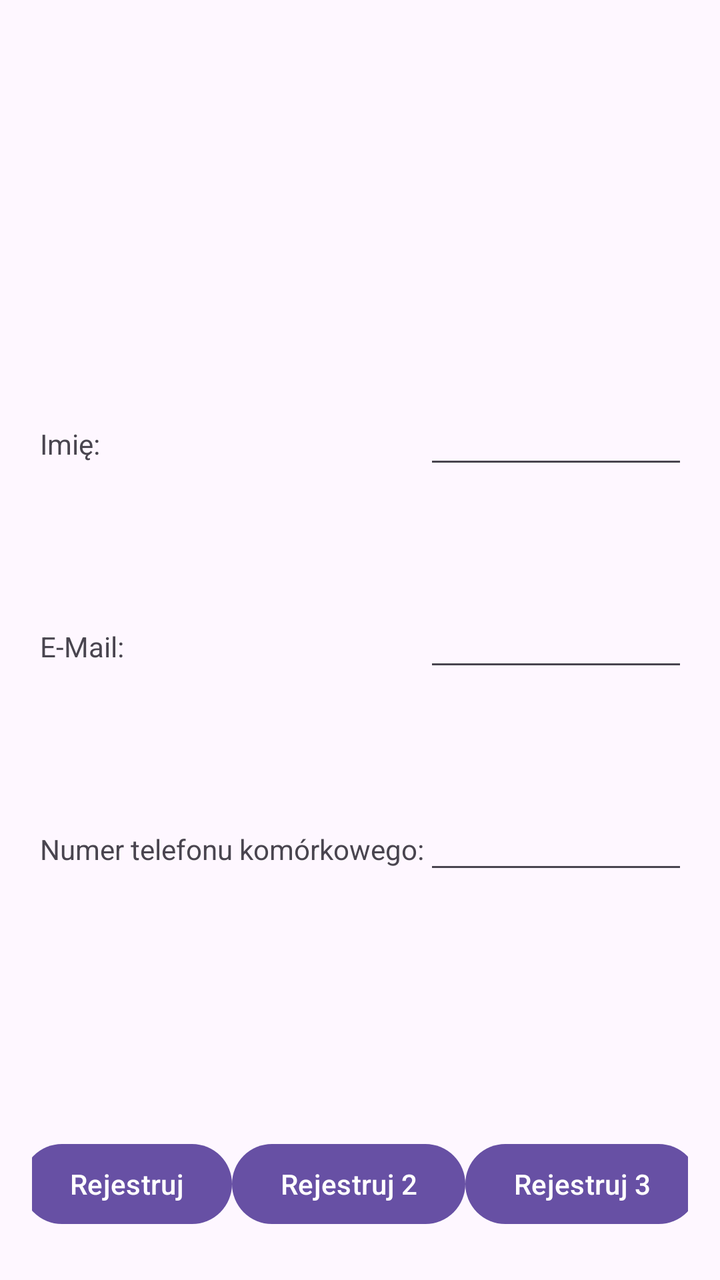
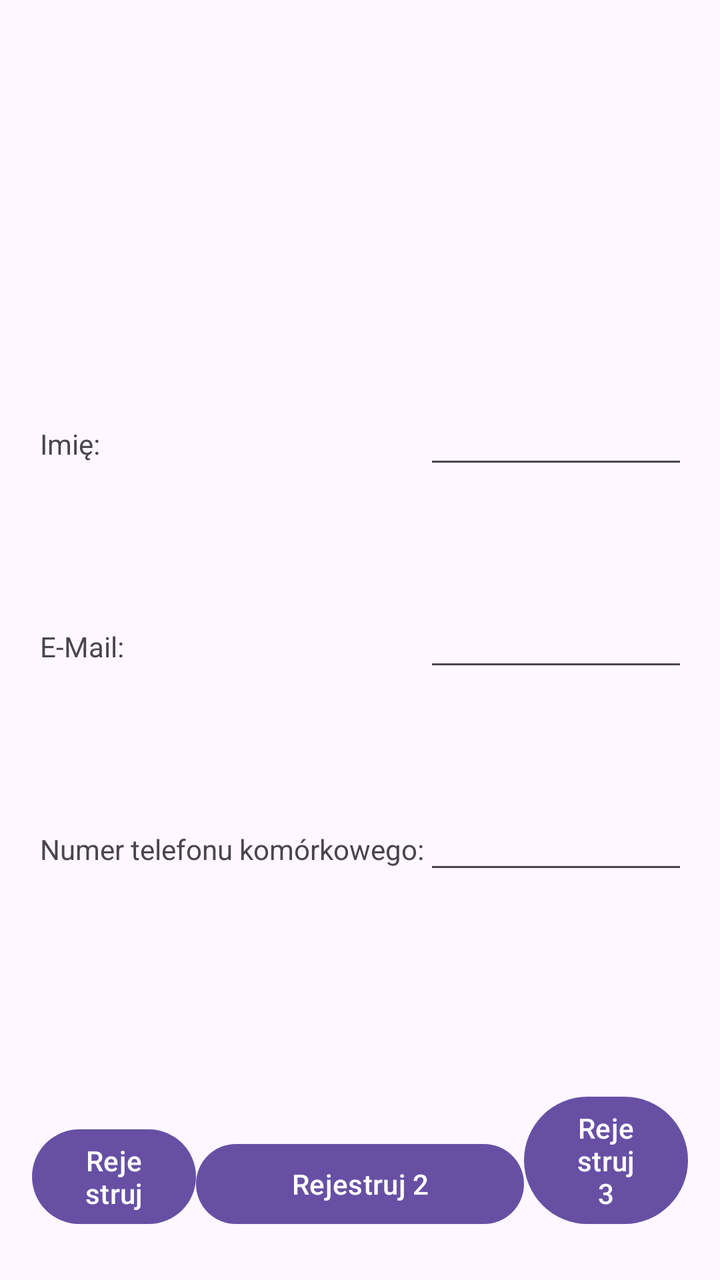

Before-and-after screenshots of an Android layout around one commit, followed by the original layout XML and the change that was made.
<!-- AndroidManifest.xml: application theme Theme.FormularzZBariera -->
<!-- res/layout/activity_main.xml -->
<?xml version="1.0" encoding="utf-8"?>
<androidx.constraintlayout.widget.ConstraintLayout xmlns:android="http://schemas.android.com/apk/res/android"
    xmlns:app="http://schemas.android.com/apk/res-auto"
    xmlns:tools="http://schemas.android.com/tools"
    android:id="@+id/main"
    android:layout_width="match_parent"
    android:layout_height="match_parent"
    android:padding="16dp"
    tools:context=".MainActivity">

    <EditText
        android:id="@+id/etEmail"
        android:layout_width="0dp"
        android:layout_height="wrap_content"
        android:ems="10"
        android:inputType="textEmailAddress"
        app:layout_constraintBottom_toBottomOf="parent"
        app:layout_constraintEnd_toEndOf="parent"
        app:layout_constraintTop_toTopOf="parent"
        app:layout_constraintStart_toEndOf="@id/barrierLabels"/>

    <EditText
        android:id="@+id/etName"
        android:layout_width="0dp"
        android:layout_height="wrap_content"
        android:layout_marginBottom="60dp"
        android:ems="10"
        android:inputType="text"
        app:layout_constraintBottom_toTopOf="@+id/etEmail"
        app:layout_constraintEnd_toEndOf="parent"
        app:layout_constraintStart_toEndOf="@id/barrierLabels"/>

    <EditText
        android:id="@+id/etPhoneNumber"
        android:layout_width="0dp"
        android:layout_height="wrap_content"
        android:layout_marginTop="60dp"
        android:ems="10"
        android:inputType="phone"
        app:layout_constraintEnd_toEndOf="parent"
        app:layout_constraintTop_toBottomOf="@+id/etEmail"
        app:layout_constraintStart_toEndOf="@id/barrierLabels"/>


    <TextView
        android:id="@+id/tvEmail"
        android:layout_width="wrap_content"
        android:layout_height="wrap_content"
        android:layout_marginStart="4dp"
        android:text="@string/tv_email"
        app:layout_constraintBaseline_toBaselineOf="@id/etEmail"
        app:layout_constraintBottom_toBottomOf="parent"
        app:layout_constraintStart_toStartOf="parent"
        app:layout_constraintTop_toTopOf="parent" />

    <TextView
        android:id="@+id/tvName"
        android:layout_width="wrap_content"
        android:layout_height="wrap_content"
        android:layout_marginStart="4dp"
        android:layout_marginBottom="84dp"
        android:text="@string/tv_name"
        app:layout_constraintBaseline_toBaselineOf="@id/etName"
        app:layout_constraintBottom_toTopOf="@+id/tvEmail"
        app:layout_constraintStart_toStartOf="parent" />

    <TextView
        android:id="@+id/tvPhoneNumber"
        android:layout_width="wrap_content"
        android:layout_height="wrap_content"
        android:layout_marginStart="4dp"
        android:layout_marginTop="84dp"
        android:text="@string/tv_phone_number"
        app:layout_constraintBaseline_toBaselineOf="@id/etPhoneNumber"
        app:layout_constraintStart_toStartOf="parent"
        app:layout_constraintTop_toBottomOf="@+id/tvEmail" />

    <androidx.constraintlayout.widget.Barrier
        android:id="@+id/barrierLabels"
        android:layout_width="wrap_content"
        android:layout_height="wrap_content"
        app:barrierDirection="end"
        app:constraint_referenced_ids="tvEmail,tvName,tvPhoneNumber" />

    <Button
        android:id="@+id/btnChain1"
        android:layout_width="wrap_content"
        android:layout_height="wrap_content"
        android:layout_marginBottom="8dp"
        android:text="@string/btn_chain_1"
        app:layout_constraintHorizontal_chainStyle="spread"
        app:layout_constraintBottom_toBottomOf="parent"
        app:layout_constraintEnd_toStartOf="@+id/btnChain2"
        app:layout_constraintStart_toStartOf="parent" />

    <Button
        android:id="@+id/btnChain2"
        android:layout_width="wrap_content"
        android:layout_height="wrap_content"
        android:layout_marginBottom="8dp"
        android:text="@string/btn_chain_2"
        app:layout_constraintBottom_toBottomOf="parent"
        app:layout_constraintEnd_toStartOf="@+id/btnChain3"
        app:layout_constraintStart_toEndOf="@id/btnChain1" />

    <Button
        android:id="@+id/btnChain3"
        android:layout_width="wrap_content"
        android:layout_height="wrap_content"
        android:layout_marginBottom="8dp"
        android:text="@string/btn_chain_3"
        app:layout_constraintBottom_toBottomOf="parent"
        app:layout_constraintEnd_toEndOf="parent"
        app:layout_constraintStart_toEndOf="@id/btnChain2" />
</androidx.constraintlayout.widget.ConstraintLayout>
<!-- resources referenced by this layout -->
<resources>
  <string name="btn_chain_1">Rejestruj</string>
  <string name="btn_chain_2">Rejestruj 2</string>
  <string name="btn_chain_3">Rejestruj 3</string>
  <string name="tv_email">E-Mail: </string>
  <string name="tv_name">Imię: </string>
  <string name="tv_phone_number">Numer telefonu komórkowego: </string>
  <style name="Theme.FormularzZBariera" parent="Base.Theme.FormularzZBariera" />
  <style name="Base.Theme.FormularzZBariera" parent="Theme.Material3.DayNight.NoActionBar">
          
          
      </style>
</resources>

<!-- the commit's change to res/layout/activity_main.xml (unified diff, before → after) -->
@@ -84,31 +84,34 @@
 
     <Button
         android:id="@+id/btnChain1"
-        android:layout_width="wrap_content"
+        android:layout_width="0dp"
         android:layout_height="wrap_content"
         android:layout_marginBottom="8dp"
         android:text="@string/btn_chain_1"
         app:layout_constraintHorizontal_chainStyle="spread"
         app:layout_constraintBottom_toBottomOf="parent"
+        app:layout_constraintHorizontal_weight="1"
         app:layout_constraintEnd_toStartOf="@+id/btnChain2"
         app:layout_constraintStart_toStartOf="parent" />
 
     <Button
         android:id="@+id/btnChain2"
-        android:layout_width="wrap_content"
+        android:layout_width="0dp"
         android:layout_height="wrap_content"
         android:layout_marginBottom="8dp"
         android:text="@string/btn_chain_2"
+        app:layout_constraintHorizontal_weight="2"
         app:layout_constraintBottom_toBottomOf="parent"
         app:layout_constraintEnd_toStartOf="@+id/btnChain3"
         app:layout_constraintStart_toEndOf="@id/btnChain1" />
 
     <Button
         android:id="@+id/btnChain3"
-        android:layout_width="wrap_content"
+        android:layout_width="0dp"
         android:layout_height="wrap_content"
         android:layout_marginBottom="8dp"
         android:text="@string/btn_chain_3"
+        app:layout_constraintHorizontal_weight="1"
         app:layout_constraintBottom_toBottomOf="parent"
         app:layout_constraintEnd_toEndOf="parent"
         app:layout_constraintStart_toEndOf="@id/btnChain2" />
